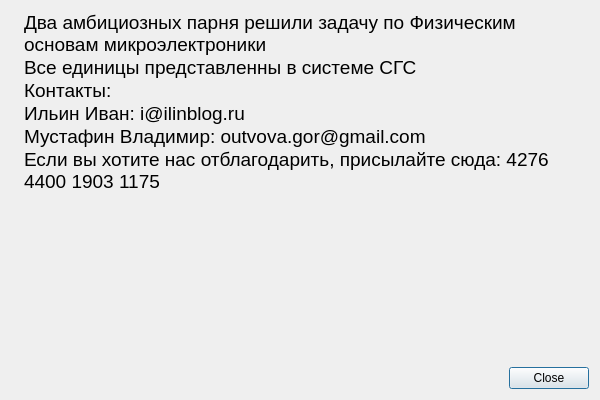
Before: the Qt Designer form QT Part/information.ui in Geridok/StatisticsOfElectronicHoles, drawn with Qt 5.
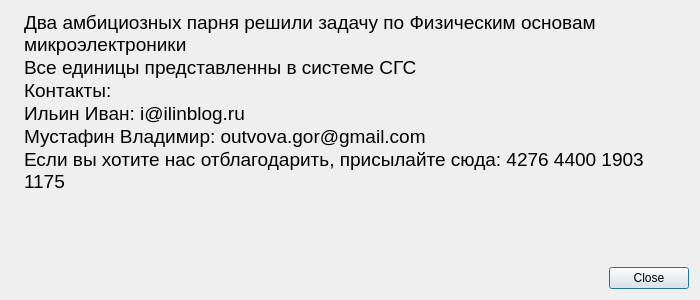
After: the same form once the commit is applied.

The edit to the form file:
```diff
--- a/QT Part/information.ui
+++ b/QT Part/information.ui
@@ -6,14 +6,20 @@
    <rect>
     <x>0</x>
     <y>0</y>
-    <width>600</width>
-    <height>400</height>
+    <width>700</width>
+    <height>300</height>
    </rect>
   </property>
   <property name="minimumSize">
    <size>
-    <width>600</width>
-    <height>400</height>
+    <width>700</width>
+    <height>300</height>
+   </size>
+  </property>
+  <property name="maximumSize">
+   <size>
+    <width>700</width>
+    <height>300</height>
    </size>
   </property>
   <property name="windowTitle">
```
